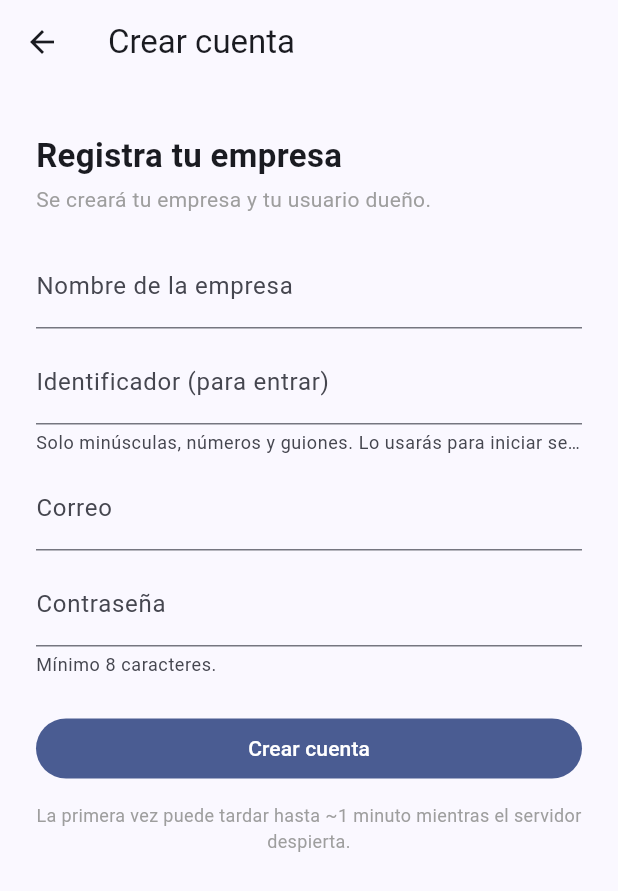
After one commit to antoniogaps-star/agora-erp, a Flutter app: the screen it shows after launch, after a tap on "¿No tienes cuenta? Crear empresa", on a phone screen of 412 x 824 dp. The commit adds this screen. Shown: the top 891 px of the screen. Run offline on Flutter 3.47's test engine with Material 3 defaults, Android fonts, the phone set to English and light mode, and no system bars; our stand-ins replace dio, drift, flutter_riverpod, flutter_secure_storage, speech_to_text; missing offline and left inert: sqlcipher_flutter_libs, sqlite3; accounts and stored records are empty; generated files the repository leaves out were written again; network calls fail.

Commit message:
Add files via upload

```diff
--- a/mobile/lib/features/auth/login_screen.dart
+++ b/mobile/lib/features/auth/login_screen.dart
@@ -2,6 +2,7 @@ import 'package:flutter/material.dart';
 import 'package:flutter_riverpod/flutter_riverpod.dart';
 
 import '../../core/providers.dart';
+import 'register_screen.dart';
 
 class LoginScreen extends ConsumerStatefulWidget {
   const LoginScreen({super.key});
@@ -32,7 +33,12 @@ class _LoginScreenState extends ConsumerState<LoginScreen> {
     final state = ref.read(authControllerProvider);
     if (state.hasError && mounted) {
       ScaffoldMessenger.of(context).showSnackBar(
-        const SnackBar(content: Text('Credenciales inválidas')),
+        const SnackBar(
+          content: Text(
+            'No se pudo entrar. Revisa tu identificador, correo y contraseña. '
+            'Si es la primera vez, primero crea tu cuenta.',
+          ),
+        ),
       );
     }
   }
@@ -84,7 +90,18 @@ class _LoginScreenState extends ConsumerState<LoginScreen> {
               onPressed: isLoading ? null : _submit,
               child: Text(isLoading ? 'Entrando…' : 'Entrar'),
             ),
-            const SizedBox(height: 24),
+            const SizedBox(height: 8),
+            TextButton(
+              onPressed: isLoading
+                  ? null
+                  : () => Navigator.of(context).push(
+                        MaterialPageRoute<void>(
+                          builder: (_) => const RegisterScreen(),
+                        ),
+                      ),
+              child: const Text('¿No tienes cuenta? Crear empresa'),
+            ),
+            const SizedBox(height: 16),
             const Row(
               children: [
                 Expanded(child: Divider()),
--- /dev/null
+++ b/mobile/lib/features/auth/register_screen.dart
@@ -0,0 +1,155 @@
+import 'package:flutter/material.dart';
+import 'package:flutter/services.dart';
+import 'package:flutter_riverpod/flutter_riverpod.dart';
+
+import '../../core/providers.dart';
+
+/// Fuerza minúsculas y solo caracteres válidos de slug (a-z, 0-9, guion) mientras
+/// se escribe, para que el campo coincida con lo que exige el backend.
+class _SlugFormatter extends TextInputFormatter {
+  @override
+  TextEditingValue formatEditUpdate(TextEditingValue oldValue, TextEditingValue newValue) {
+    final cleaned = newValue.text.toLowerCase().replaceAll(RegExp(r'[^a-z0-9-]'), '');
+    return TextEditingValue(
+      text: cleaned,
+      selection: TextSelection.collapsed(offset: cleaned.length),
+    );
+  }
+}
+
+/// Registro de una empresa nueva + su usuario dueño. Al terminar, la sesión queda
+/// iniciada (real) y el AuthGate muestra la app.
+class RegisterScreen extends ConsumerStatefulWidget {
+  const RegisterScreen({super.key});
+
+  @override
+  ConsumerState<RegisterScreen> createState() => _RegisterScreenState();
+}
+
+class _RegisterScreenState extends ConsumerState<RegisterScreen> {
+  final _companyName = TextEditingController();
+  final _slug = TextEditingController();
+  final _email = TextEditingController();
+  final _password = TextEditingController();
+
+  @override
+  void dispose() {
+    _companyName.dispose();
+    _slug.dispose();
+    _email.dispose();
+    _password.dispose();
+    super.dispose();
+  }
+
+  void _snack(String msg) {
+    if (!mounted) return;
+    ScaffoldMessenger.of(context).showSnackBar(SnackBar(content: Text(msg)));
+  }
+
+  Future<void> _submit() async {
+    final name = _companyName.text.trim();
+    final slug = _slug.text.trim();
+    final email = _email.text.trim();
+    final password = _password.text;
+
+    // Validación amigable antes de llamar al servidor.
+    if (name.length < 2) return _snack('Escribe el nombre de tu empresa');
+    if (!RegExp(r'^[a-z0-9]+(?:-[a-z0-9]+)*$').hasMatch(slug)) {
+      return _snack('El identificador debe ser en minúsculas, sin espacios (ej: mi-tienda)');
+    }
+    if (!email.contains('@') || !email.contains('.')) {
+      return _snack('Escribe un correo válido');
+    }
+    if (password.length < 8) return _snack('La contraseña debe tener al menos 8 caracteres');
+
+    await ref.read(authControllerProvider.notifier).register(
+          companyName: name,
+          companySlug: slug,
+          email: email,
+          password: password,
+        );
+
+    final state = ref.read(authControllerProvider);
+    if (!mounted) return;
+    if (state.hasError) {
+      _snack('No se pudo crear la cuenta. Puede que ese identificador o correo ya existan, '
+          'o que el servidor tarde en despertar. Intenta de nuevo.');
+    } else {
+      // Registro exitoso: la sesión ya es real; cerramos esta pantalla y el
+      // AuthGate mostrará la app por debajo.
+      Navigator.of(context).pop();
+    }
+  }
+
+  @override
+  Widget build(BuildContext context) {
+    final isLoading = ref.watch(authControllerProvider).isLoading;
+    return Scaffold(
+      appBar: AppBar(title: const Text('Crear cuenta')),
+      body: SingleChildScrollView(
+        padding: const EdgeInsets.all(24),
+        child: Column(
+          crossAxisAlignment: CrossAxisAlignment.stretch,
+          children: [
+            const SizedBox(height: 8),
+            const Text(
+              'Registra tu empresa',
+              style: TextStyle(fontSize: 22, fontWeight: FontWeight.bold),
+            ),
+            const SizedBox(height: 4),
+            const Text(
+              'Se creará tu empresa y tu usuario dueño.',
+              style: TextStyle(color: Colors.grey),
+            ),
+            const SizedBox(height: 20),
+            TextField(
+              controller: _companyName,
+              textCapitalization: TextCapitalization.words,
+              decoration: const InputDecoration(
+                labelText: 'Nombre de la empresa',
+                hintText: 'Ej: Abarrotes Doña Rosa',
+              ),
+            ),
+            const SizedBox(height: 8),
+            TextField(
+              controller: _slug,
+              inputFormatters: [_SlugFormatter()],
+              keyboardType: TextInputType.visiblePassword, // evita autocorrección
+              decoration: const InputDecoration(
+                labelText: 'Identificador (para entrar)',
+                hintText: 'ej: mi-tienda',
+                helperText: 'Solo minúsculas, números y guiones. Lo usarás para iniciar sesión.',
+              ),
+            ),
+            const SizedBox(height: 8),
+            TextField(
+              controller: _email,
+              keyboardType: TextInputType.emailAddress,
+              decoration: const InputDecoration(labelText: 'Correo'),
+            ),
+            const SizedBox(height: 8),
+            TextField(
+              controller: _password,
+              obscureText: true,
+              decoration: const InputDecoration(
+                labelText: 'Contraseña',
+                helperText: 'Mínimo 8 caracteres.',
+              ),
+            ),
+            const SizedBox(height: 24),
+            FilledButton(
+              onPressed: isLoading ? null : _submit,
+              child: Text(isLoading ? 'Creando…' : 'Crear cuenta'),
+            ),
+            const SizedBox(height: 12),
+            const Text(
+              'La primera vez puede tardar hasta ~1 minuto mientras el servidor despierta.',
+              textAlign: TextAlign.center,
+              style: TextStyle(color: Colors.grey, fontSize: 12),
+            ),
+          ],
+        ),
+      ),
+    );
+  }
+}
```
